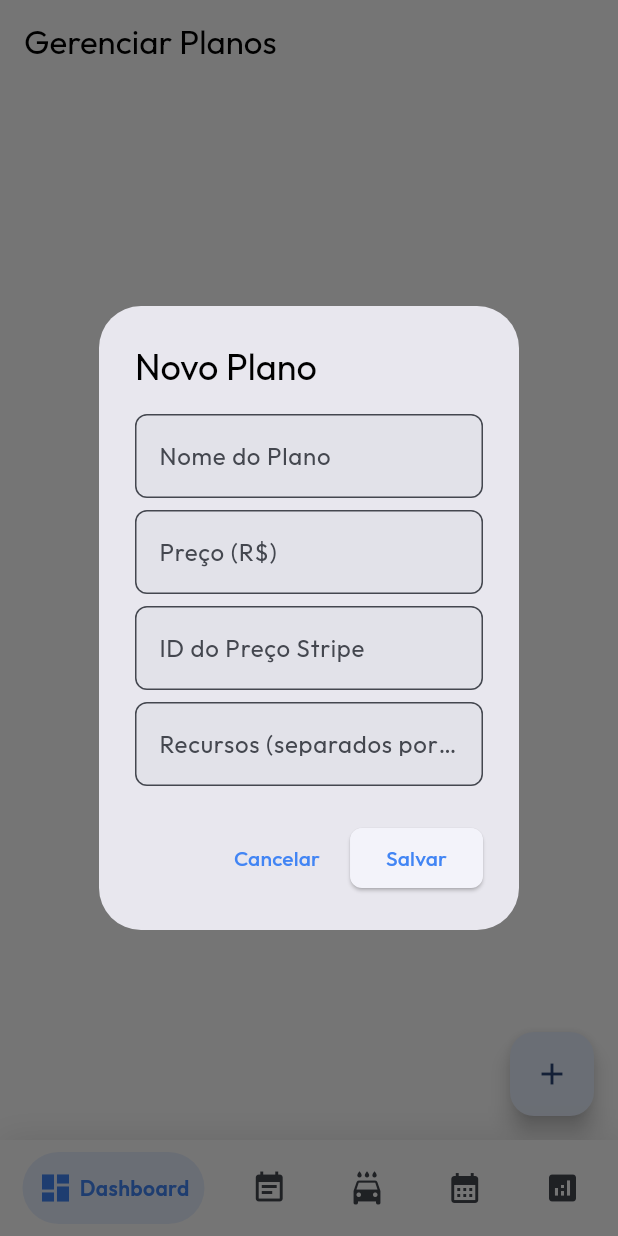
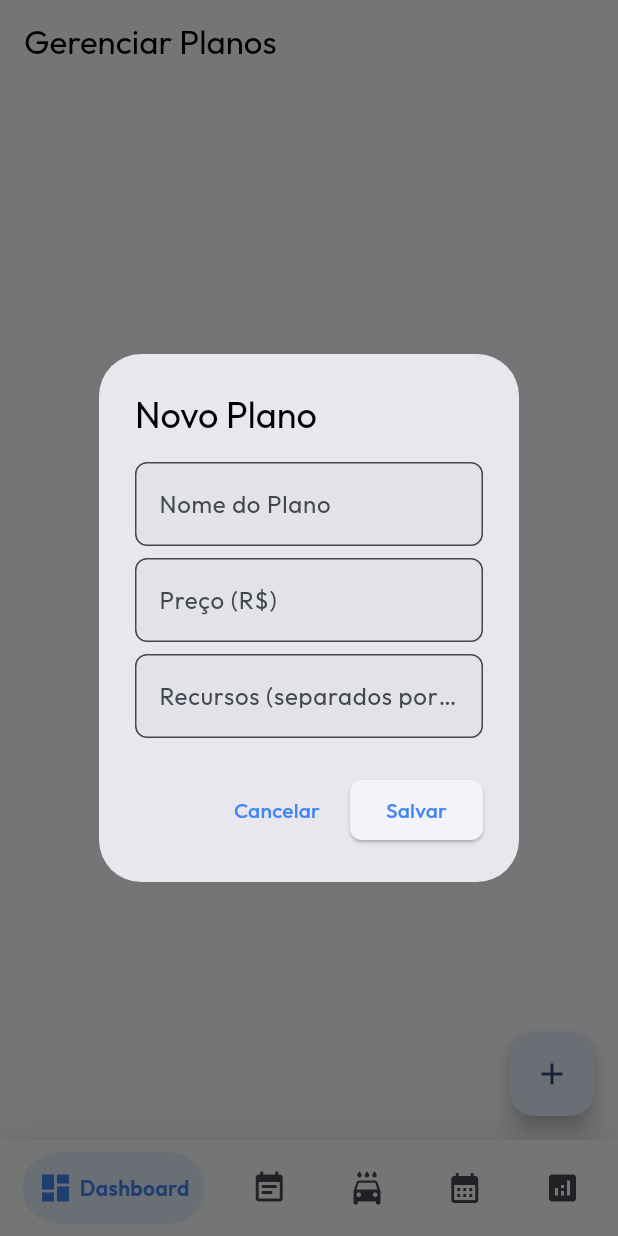
Before and after one commit to leaovictor/auto_olinda, a Flutter app: the PlansScreen screen opened by its route, after a tap on the "add" icon, on a phone screen of 412 x 824 dp. Run offline on Flutter 3.47's test engine with Material 3 defaults, Android fonts, the phone set to English and light mode, and no system bars; drawn by our look-alikes of google_nav_bar; our stand-ins replace cloud_firestore, cloud_functions, connectivity_plus, custom_refresh_indicator, firebase_auth, firebase_core and 16 more; missing offline and left inert: flutter_stripe, mobile_scanner; accounts and stored records are empty; generated files the repository leaves out were written again; network calls fail.

Commit message:
feat: Implement dynamic theming based on subscription status and refine Stripe subscription management, including price update logic and publishable key.

```diff
--- a/lib/src/app.dart
+++ b/lib/src/app.dart
@@ -2,6 +2,7 @@ import 'package:flutter/material.dart';
 import 'package:flutter_riverpod/flutter_riverpod.dart';
 
 import 'core/theme/app_theme.dart';
+import 'core/theme/theme_provider.dart';
 import 'routing/app_router.dart';
 
 import 'features/auth/data/auth_repository.dart';
@@ -26,9 +27,11 @@ class AquaCleanApp extends ConsumerWidget {
       }
     });
 
+    final theme = ref.watch(themeProvider);
+
     return MaterialApp.router(
       title: 'AquaClean Pro',
-      theme: AppTheme.lightTheme,
+      theme: theme,
       darkTheme: AppTheme.darkTheme,
       themeMode: ThemeMode.light,
       routerConfig: goRouter,
--- a/lib/src/core/theme/app_colors.dart
+++ b/lib/src/core/theme/app_colors.dart
@@ -9,6 +9,12 @@ class AppColors {
   static const Color tertiary = Color(0xFF00BFA5); // Fresh Teal
   static const Color tertiaryContainer = Color(0xFFE0F2F1); // Light Teal
 
+  // Gold / Premium Colors
+  static const Color gold = Color(0xFFFFD700); // Gold
+  static const Color goldContainer = Color(0xFFFFF8E1); // Light Gold
+  static const Color goldSecondary = Color(0xFFFFA000); // Amber/Orange Gold
+  static const Color goldTertiary = Color(0xFFFFECB3); // Pale Gold
+
   // Neutral Colors
   static const Color background = Color(0xFFFFFFFF); // Pure White
   static const Color surface = Color(0xFFF8F9FA); // Google Grey
--- a/lib/src/core/theme/app_theme.dart
+++ b/lib/src/core/theme/app_theme.dart
@@ -73,4 +73,39 @@ class AppTheme {
     swapLegacyOnMaterial3: true,
     fontFamily: GoogleFonts.outfit().fontFamily,
   );
+
+  static final goldTheme = FlexThemeData.light(
+    colors: const FlexSchemeColor(
+      primary: AppColors.goldSecondary, // Main Gold
+      primaryContainer: AppColors.goldContainer,
+      secondary: AppColors.gold, // Accent Gold
+      secondaryContainer: AppColors.goldTertiary,
+      tertiary: AppColors.primary, // Keep Blue as tertiary for contrast
+      tertiaryContainer: AppColors.primaryContainer,
+      appBarColor: AppColors.surface,
+      error: AppColors.error,
+    ),
+    surfaceMode: FlexSurfaceMode.levelSurfacesLowScaffold,
+    blendLevel: 7,
+    subThemesData: const FlexSubThemesData(
+      blendOnLevel: 10,
+      blendOnColors: false,
+      useM2StyleDividerInM3: true,
+      alignedDropdown: true,
+      useInputDecoratorThemeInDialogs: true,
+      defaultRadius: 8.0,
+      elevatedButtonSchemeColor: SchemeColor.onPrimary,
+      elevatedButtonSecondarySchemeColor: SchemeColor.primary,
+      inputDecoratorIsFilled: true,
+      inputDecoratorBorderType: FlexInputBorderType.outline,
+      inputDecoratorUnfocusedHasBorder: true,
+      fabUseShape: true,
+      fabAlwaysCircular: true,
+      chipSchemeColor: SchemeColor.primary,
+    ),
+    visualDensity: FlexColorScheme.comfortablePlatformDensity,
+    useMaterial3: true,
+    swapLegacyOnMaterial3: true,
+    fontFamily: GoogleFonts.outfit().fontFamily,
+  );
 }
--- a/lib/src/features/admin/presentation/plans/plans_screen.dart
+++ b/lib/src/features/admin/presentation/plans/plans_screen.dart
@@ -69,9 +69,6 @@ class PlansScreen extends ConsumerWidget {
   }) {
     final nameController = TextEditingController(text: plan?.name);
     final priceController = TextEditingController(text: plan?.price.toString());
-    final stripePriceIdController = TextEditingController(
-      text: plan?.stripePriceId,
-    );
     final featuresController = TextEditingController(
       text: plan?.features.join(', '),
     );
@@ -96,13 +93,6 @@ class PlansScreen extends ConsumerWidget {
               ),
               const SizedBox(height: 8),
               TextField(
-                controller: stripePriceIdController,
-                decoration: const InputDecoration(
-                  labelText: 'ID do Preço Stripe',
-                ),
-              ),
-              const SizedBox(height: 8),
-              TextField(
                 controller: featuresController,
                 decoration: const InputDecoration(
                   labelText: 'Recursos (separados por vírgula)',
@@ -122,7 +112,7 @@ class PlansScreen extends ConsumerWidget {
                 id: plan?.id ?? '',
                 name: nameController.text,
                 price: double.tryParse(priceController.text) ?? 0.0,
-                stripePriceId: stripePriceIdController.text,
+                stripePriceId: plan?.stripePriceId ?? '',
                 features: featuresController.text
                     .split(',')
                     .map((e) => e.trim())
--- a/lib/src/features/subscription/domain/subscriber.dart
+++ b/lib/src/features/subscription/domain/subscriber.dart
@@ -5,6 +5,8 @@ part 'subscriber.g.dart';
 
 @freezed
 abstract class Subscriber with _$Subscriber {
+  const Subscriber._();
+
   const factory Subscriber({
     required String id,
     required String userId,
@@ -17,4 +19,6 @@ abstract class Subscriber with _$Subscriber {
 
   factory Subscriber.fromJson(Map<String, dynamic> json) =>
       _$SubscriberFromJson(json);
+
+  bool get isActive => status == 'active' || status == 'trialing';
 }
```
Also changed, not shown: lib/src/core/theme/theme_provider.dart (added, +24 -0 lines), lib/src/features/dashboard/presentation/dashboard_screen.dart (+57 -6 lines), lib/src/features/subscription/data/subscription_repository.dart (+29 -36 lines), lib/src/features/subscription/presentation/customer_plans_screen.dart (+74 -48 lines), lib/src/features/subscription/presentation/manage_subscription_screen.dart (+4 -3 lines), lib/src/features/subscription/presentation/widgets/web_payment_sheet.dart (added, +102 -0 lines), lib/src/core/theme/theme_provider.g.dart (added), lib/src/features/subscription/domain/subscriber.freezed.dart, 4 other files.
